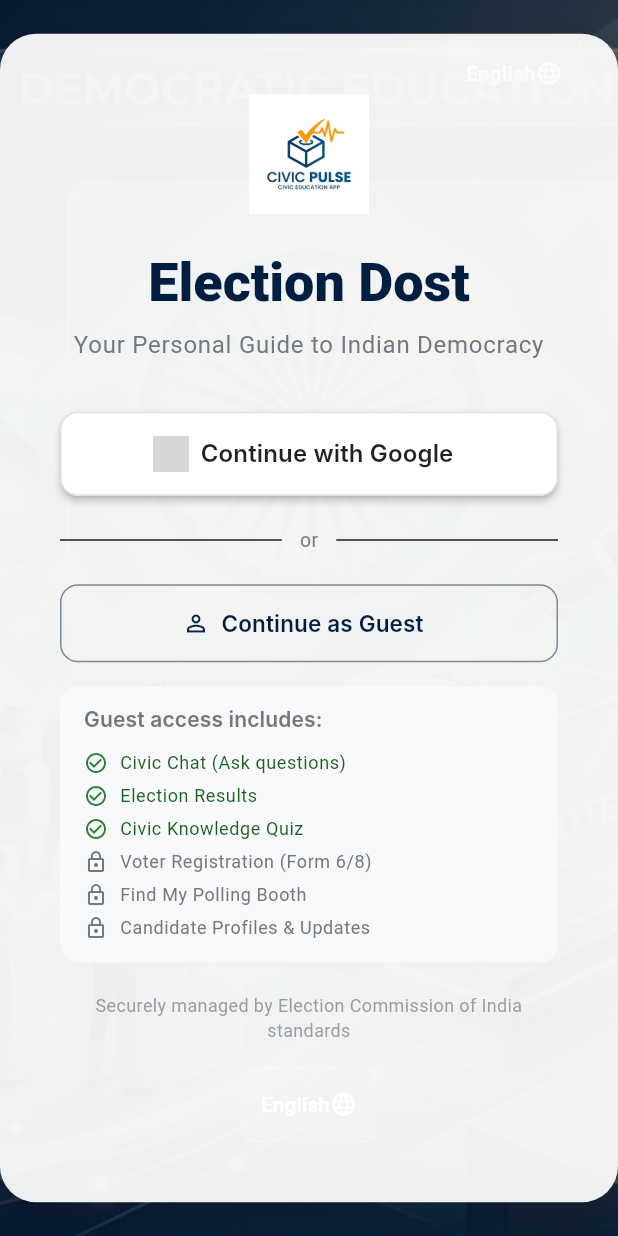
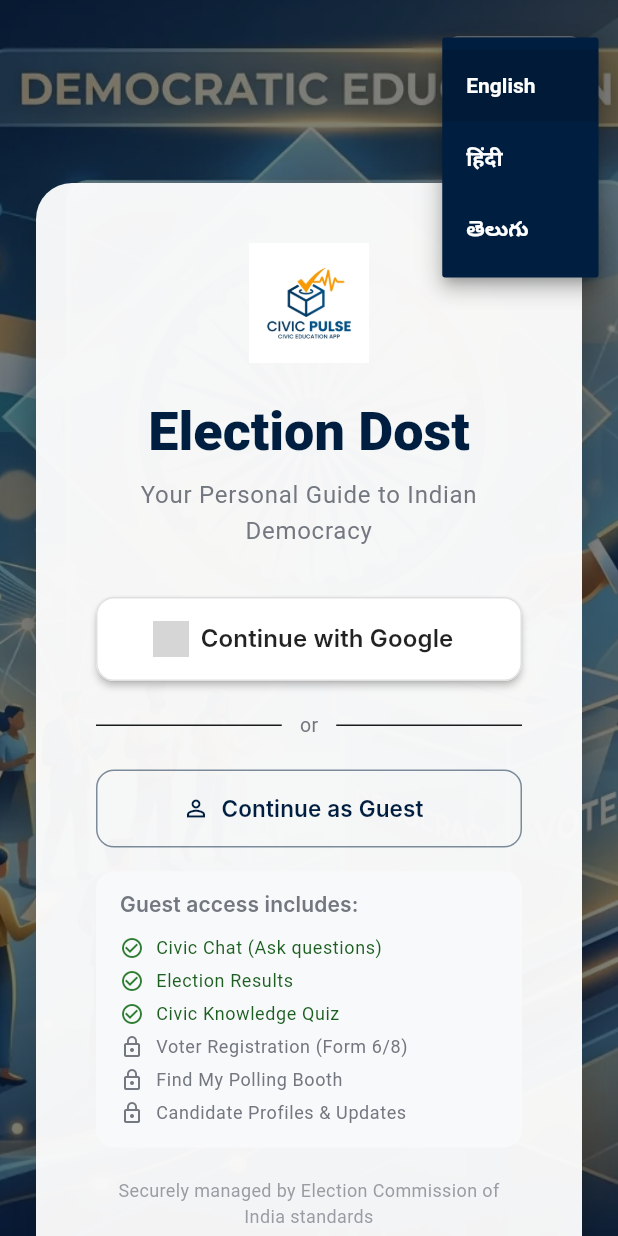
Before and after one commit to Saip2503/Election_Assitant, a Flutter app: the screen it shows after launch, after a tap on "English", on a phone screen of 412 x 824 dp. Run offline on Flutter 3.47's test engine with Material 3 defaults, Android fonts, the phone set to English and light mode, and no system bars; our stand-ins replace flutter_riverpod, go_router, google_maps_flutter, google_sign_in, shared_preferences; missing offline and left inert: dart:html, dart:ui_web, pointer_interceptor; network calls fail; Roboto replaces fonts that are missing (Inter, Public Sans); grey boxes are pictures that could not be loaded.

Commit message:
feat: add LoginScreen with Google authentication and guest access options

```diff
--- a/frontend/lib/screens/login_screen.dart
+++ b/frontend/lib/screens/login_screen.dart
@@ -11,17 +11,14 @@
   @override
   Widget build(BuildContext context, WidgetRef ref) {
     final user = ref.watch(authProvider);
-
-    // If anonymous user lands back on login (e.g., accessed restricted route),
-    // show a small banner explaining why they need to sign in.
     final bool showUpgradeBanner = user?.isAnonymous ?? false;
 
     return Scaffold(
       body: Stack(
+        fit: StackFit.expand,
         children: [
-          // ── Background (decorative – excluded from semantics) ──
-          Positioned.fill(
-            child: ExcludeSemantics(
+          // ── Background ──
+          ExcludeSemantics(
             child: Image.asset(
               'assets/images/hero_bg.webp',
               fit: BoxFit.cover,
@@ -29,23 +26,35 @@
               colorBlendMode: BlendMode.darken,
             ),
           ),
+
+          // ── Scrollable centred content ──
+          SingleChildScrollView(
+            child: ConstrainedBox(
+              constraints: BoxConstraints(
+                minHeight: MediaQuery.of(context).size.height,
               ),
+              child: Column(
+                mainAxisAlignment: MainAxisAlignment.center,
+                children: [
+                  // Language selector row at the top
+                  Padding(
+                    padding: const EdgeInsets.only(top: 24, right: 24),
+                    child: Align(
+                      alignment: Alignment.topRight,
+                      child: const LanguageSelector(),
+                    ),
+                  ),
+                  const SizedBox(height: 32),
 
-          // ── Language Selector (top-right) ──
-          const Positioned(
-            top: 24,
-            right: 24,
-            child: LanguageSelector(),
-          ),
-
-          // ── Main Card ──
+                  // ── Main card ──
                   Center(
-            child: SingleChildScrollView(
                     child: Container(
                       width: 450,
+                      margin: const EdgeInsets.symmetric(
+                          horizontal: 24, vertical: 16),
                       padding: const EdgeInsets.all(40),
                       decoration: BoxDecoration(
-                  color: Colors.white.withValues(alpha: 0.93),
+                        color: Colors.white.withValues(alpha: 0.95),
                         borderRadius: BorderRadius.circular(24),
                         boxShadow: [
                           BoxShadow(
@@ -62,14 +71,20 @@
                           Semantics(
                             label: 'Election Dost logo',
                             image: true,
-                      child: Image.asset('assets/images/logo.webp', height: 80),
+                            child: Image.asset(
+                              'assets/images/logo.webp',
+                              height: 80,
+                            ),
                           ),
                           const SizedBox(height: 24),
 
-                    // App title
+                          // Title
                           Text(
                             ref.tr('app_title'),
-                      style: Theme.of(context).textTheme.displaySmall?.copyWith(
+                            style: Theme.of(context)
+                                .textTheme
+                                .displaySmall
+                                ?.copyWith(
                                   color: CivicPulseTheme.primary,
                                   fontWeight: FontWeight.w900,
                                 ),
@@ -78,13 +93,14 @@
                           Text(
                             ref.tr('login_subtitle'),
                             textAlign: TextAlign.center,
-                      style: Theme.of(context).textTheme.bodyLarge?.copyWith(
+                            style:
+                                Theme.of(context).textTheme.bodyLarge?.copyWith(
                                       color: CivicPulseTheme.outline,
                                     ),
                           ),
                           const SizedBox(height: 32),
 
-                    // ── Upgrade banner (shown when guest hits restricted route) ──
+                          // ── Upgrade banner (guest redirected from protected route) ──
                           if (showUpgradeBanner) ...[
                             Container(
                               padding: const EdgeInsets.symmetric(
@@ -92,7 +108,8 @@
                               decoration: BoxDecoration(
                                 color: const Color(0xFFFFF3E0),
                                 borderRadius: BorderRadius.circular(12),
-                          border: Border.all(color: const Color(0xFFFFB300)),
+                                border: Border.all(
+                                    color: const Color(0xFFFFB300)),
                               ),
                               child: Row(
                                 children: [
@@ -105,7 +122,9 @@
                                       style: Theme.of(context)
                                           .textTheme
                                           .bodySmall
-                                    ?.copyWith(color: const Color(0xFFBF360C)),
+                                          ?.copyWith(
+                                              color:
+                                                  const Color(0xFFBF360C)),
                                     ),
                                   ),
                                 ],
@@ -118,13 +137,15 @@
                           Semantics(
                             button: true,
                             label: ref.tr('login_google_full'),
-                      hint: 'Authenticate with your Google account to unlock all features',
+                            hint:
+                                'Authenticate with your Google account to unlock all features',
                             child: SizedBox(
                               width: double.infinity,
                               height: 56,
                               child: ElevatedButton.icon(
-                          onPressed: () =>
-                              ref.read(authProvider.notifier).signIn(),
+                                onPressed: () => ref
+                                    .read(authProvider.notifier)
+                                    .signIn(),
                                 icon: ExcludeSemantics(
                                   child: Image.network(
                                     'https://upload.wikimedia.org/wikipedia/commons/c/c1/Google_%22G%22_logo.svg',
@@ -144,23 +165,24 @@
                                   elevation: 2,
                                   shape: RoundedRectangleBorder(
                                     borderRadius: BorderRadius.circular(12),
-                              side:
-                                  const BorderSide(color: Color(0xFFE0E0E0)),
+                                    side: const BorderSide(
+                                        color: Color(0xFFE0E0E0)),
                                   ),
                                 ),
                               ),
                             ),
                           ),
 
-                    // ── Divider ──
+                          // ── OR divider ──
                           Padding(
-                      padding: const EdgeInsets.symmetric(vertical: 20),
+                            padding:
+                                const EdgeInsets.symmetric(vertical: 20),
                             child: Row(
                               children: [
                                 const Expanded(child: Divider()),
                                 Padding(
-                            padding:
-                                const EdgeInsets.symmetric(horizontal: 12),
+                                  padding: const EdgeInsets.symmetric(
+                                      horizontal: 12),
                                   child: Text(
                                     'or',
                                     style: TextStyle(
@@ -178,13 +200,14 @@
                             button: true,
                             label: 'Continue as Guest',
                             hint:
-                          'Access Civic Chat, Election Results and Quiz without signing in. Some features require a Google account.',
+                                'Access Civic Chat, Election Results and Quiz without signing in.',
                             child: SizedBox(
                               width: double.infinity,
                               height: 52,
                               child: OutlinedButton.icon(
-                          onPressed: () =>
-                              ref.read(authProvider.notifier).signInAnonymously(),
+                                onPressed: () => ref
+                                    .read(authProvider.notifier)
+                                    .signInAnonymously(),
                                 icon: const Icon(Icons.person_outline),
                                 label: const Text(
                                   'Continue as Guest',
@@ -206,9 +229,9 @@
                             ),
                           ),
 
-                    // ── Guest feature list ──
+                          // ── Feature legend ──
                           const SizedBox(height: 16),
-                    _GuestFeatureList(),
+                          const _GuestFeatureList(),
 
                           const SizedBox(height: 20),
                           Text(
@@ -216,13 +239,16 @@
                             textAlign: TextAlign.center,
                             style: TextStyle(
                               fontSize: 12,
-                        color: CivicPulseTheme.outline.withValues(alpha: 0.7),
+                              color: CivicPulseTheme.outline
+                                  .withValues(alpha: 0.7),
                             ),
                           ),
-                    const SizedBox(height: 16),
-                    const LanguageSelector(),
                         ],
                       ),
+                    ),
+                  ),
+                  const SizedBox(height: 32),
+                ],
               ),
             ),
           ),
@@ -232,9 +258,11 @@
   }
 }
 
-// ── Guest feature legend ─────────────────────────────────────────────────────
+// ── Guest feature legend ──────────────────────────────────────────────────────
 
 class _GuestFeatureList extends StatelessWidget {
+  const _GuestFeatureList();
+
   @override
   Widget build(BuildContext context) {
     const features = [
@@ -249,7 +277,9 @@
     return Semantics(
       label: 'Guest vs signed-in feature comparison',
       child: Container(
-        padding: const EdgeInsets.symmetric(horizontal: 16, vertical: 12),
+        width: double.infinity,
+        padding:
+            const EdgeInsets.symmetric(horizontal: 16, vertical: 12),
         decoration: BoxDecoration(
           color: CivicPulseTheme.background,
           borderRadius: BorderRadius.circular(12),
@@ -286,7 +316,8 @@
   @override
   Widget build(BuildContext context) {
     return Semantics(
-      label: '${feature.label}: ${feature.available ? 'available' : 'requires sign-in'}',
+      label:
+          '${feature.label}: ${feature.available ? 'available' : 'requires sign-in'}',
       child: Padding(
         padding: const EdgeInsets.symmetric(vertical: 3),
         child: Row(
```
Lines whose indentation alone changed are shown as unchanged.
